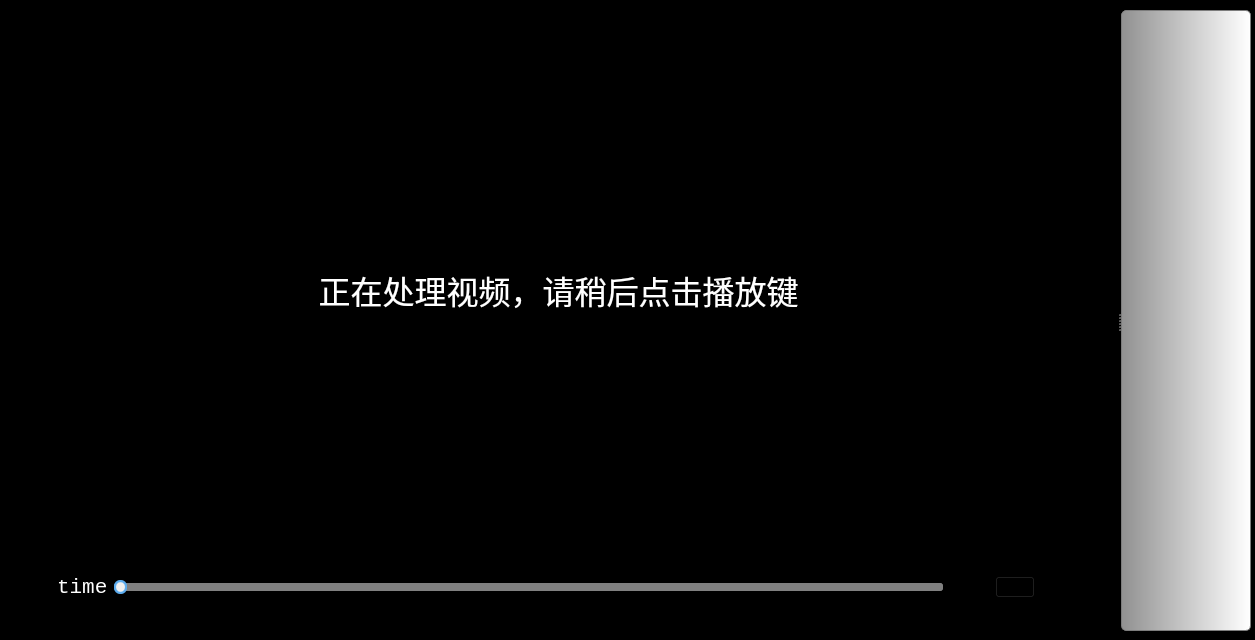
This is mainwindow.ui in azure42/PictureListPlayer as Qt 5 draws it before an edit. The edited form follows.
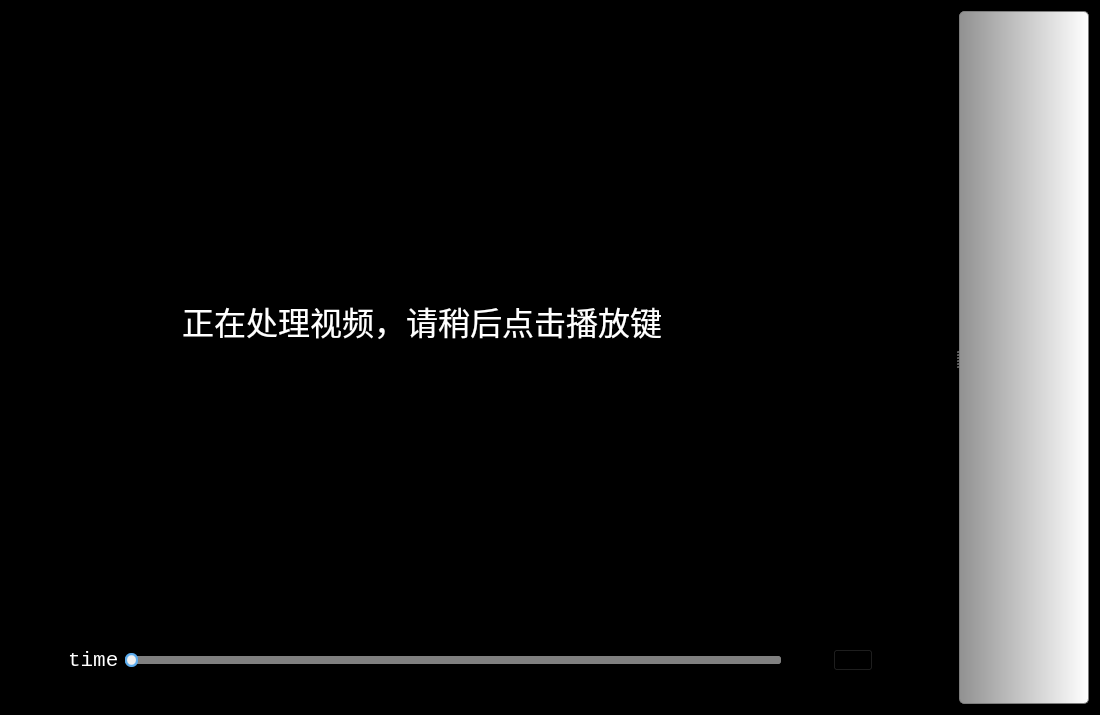
This is the edited form. Icons and pictures are not drawn.

Diff of the .ui file:
```diff
--- a/mainwindow.ui
+++ b/mainwindow.ui
@@ -6,8 +6,8 @@
    <rect>
     <x>0</x>
     <y>0</y>
-    <width>1255</width>
-    <height>640</height>
+    <width>1080</width>
+    <height>696</height>
    </rect>
   </property>
   <property name="windowTitle">
@@ -21,22 +21,16 @@
   </property>
   <widget class="QWidget" name="centralWidget">
    <property name="sizePolicy">
-    <sizepolicy hsizetype="Expanding" vsizetype="Expanding">
+    <sizepolicy hsizetype="Fixed" vsizetype="Fixed">
      <horstretch>0</horstretch>
      <verstretch>0</verstretch>
     </sizepolicy>
    </property>
+   <layout class="QHBoxLayout" name="horizontalLayout">
+    <item>
    <widget class="QSplitter" name="splitter">
-    <property name="geometry">
-     <rect>
-      <x>0</x>
-      <y>10</y>
-      <width>1251</width>
-      <height>621</height>
-     </rect>
-    </property>
     <property name="sizePolicy">
-     <sizepolicy hsizetype="Expanding" vsizetype="Expanding">
+       <sizepolicy hsizetype="Fixed" vsizetype="Fixed">
       <horstretch>0</horstretch>
       <verstretch>0</verstretch>
      </sizepolicy>
@@ -48,10 +42,22 @@
      <layout class="QVBoxLayout" name="leftLayout">
       <item>
        <widget class="QLabel" name="imgLabel">
+          <property name="sizePolicy">
+           <sizepolicy hsizetype="Fixed" vsizetype="Fixed">
+            <horstretch>0</horstretch>
+            <verstretch>0</verstretch>
+           </sizepolicy>
+          </property>
         <property name="minimumSize">
          <size>
-          <width>960</width>
-          <height>540</height>
+            <width>800</width>
+            <height>600</height>
+           </size>
+          </property>
+          <property name="maximumSize">
+           <size>
+            <width>800</width>
+            <height>600</height>
          </size>
         </property>
         <property name="text">
@@ -65,19 +71,6 @@
         </property>
        </widget>
       </item>
-      <item>
-       <spacer name="verticalSpacer">
-        <property name="orientation">
-         <enum>Qt::Vertical</enum>
-        </property>
-        <property name="sizeHint" stdset="0">
-         <size>
-          <width>20</width>
-          <height>40</height>
-         </size>
-        </property>
-       </spacer>
-      </item>
       <item>
        <layout class="QHBoxLayout" name="ctrlLayout">
         <item>
@@ -296,6 +289,8 @@
      </property>
     </widget>
    </widget>
+    </item>
+   </layout>
   </widget>
  </widget>
  <layoutdefault spacing="6" margin="11"/>
```
Left out of the diff: 2 changed lines with no effect on the pictures. Lines whose indentation alone changed are shown as unchanged.
